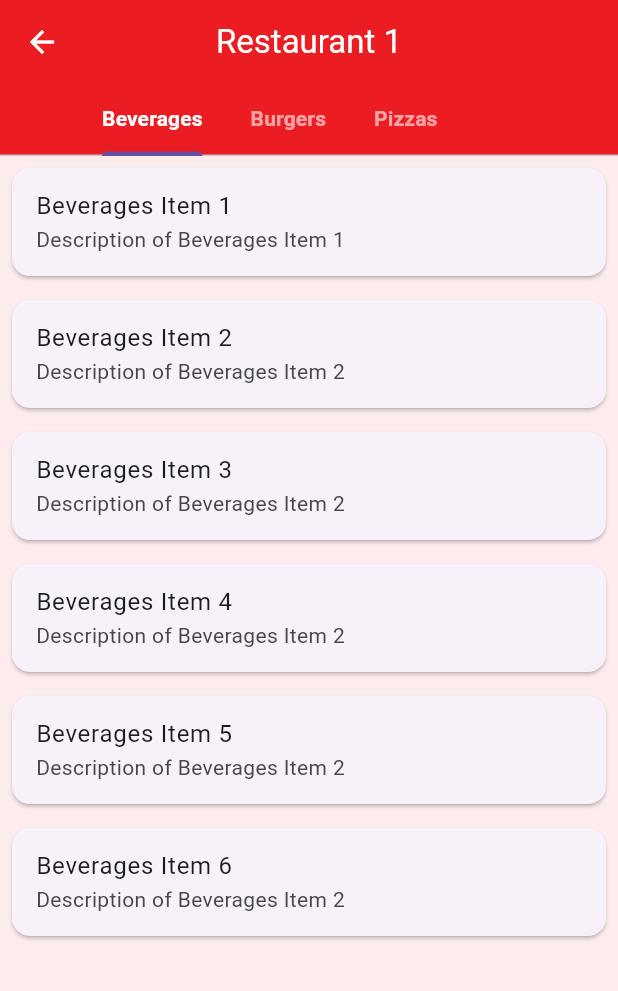
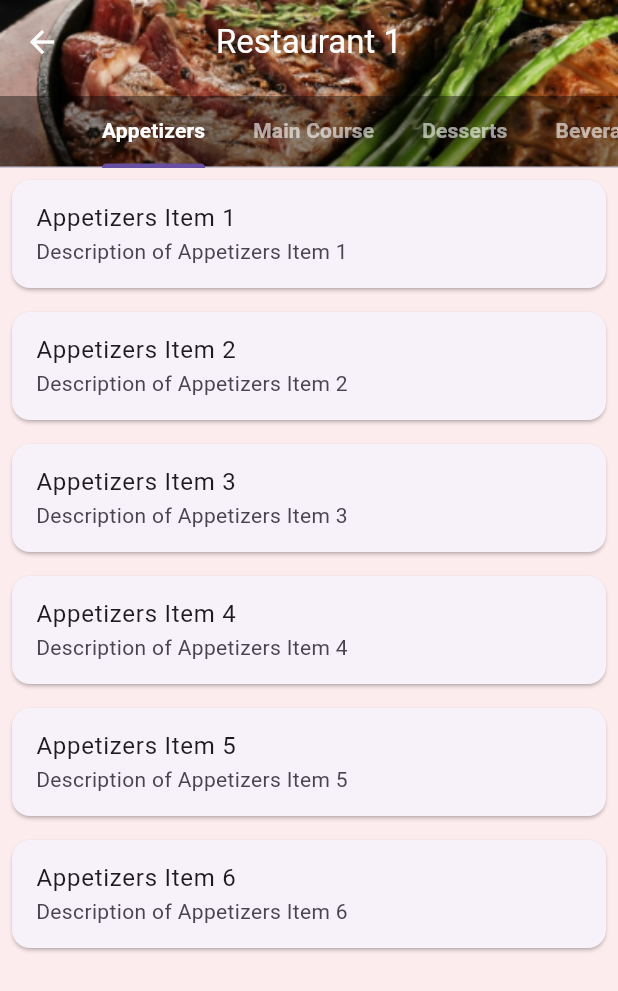
Before and after one commit to atiqahmad919/FDS, a Flutter app: the RestaurantListScreen screen opened directly, after a tap on "Restaurant 1", on a phone screen of 412 x 824 dp. Shown: the top 991 px of the screen. Run offline on Flutter 3.47's test engine with Material 3 defaults, Android fonts, the phone set to English and light mode, and no system bars.

Commit message:
18-07-2024 [Minor changes in UI]

```diff
--- a/lib/Screens/List_of_Restaurants_2.dart
+++ b/lib/Screens/List_of_Restaurants_2.dart
@@ -1,47 +1,3 @@
-// import 'package:fds/Screens/Restaurant.dart';
-// import 'package:fds/constants.dart';
-// import 'package:flutter/material.dart';
-//
-// class List_of_Restaurants_2 extends StatelessWidget {
-//   final List<Map<String, String>> sampleData = List.generate(9, (index) {
-//     return {
-//       'title': 'Its Eatoo ${index + 1}',
-//       'imagePath': 'assets/images/icon_Restaurant_${index + 1}.png',
-//       'Description':
-//           'Pizza, Burger, Fries, Steaks, Chicken, Desserts, Cold Drinks',
-//     };
-//   });
-//
-//   List_of_Restaurants_2({super.key});
-//
-//   @override
-//   Widget build(BuildContext context) {
-//     return SafeArea(
-//       child: Scaffold(
-//         backgroundColor: kSecondary,
-//         body: ListView.builder(
-//           itemCount: sampleData.length,
-//           itemBuilder: (context, index) {
-//             return GestureDetector(
-//               onTap: () {
-//                 Navigator.push(
-//                   context,
-//                   MaterialPageRoute(builder: (context) => const Restaurant()),
-//                 );
-//               },
-//               child: RestCard(
-//                 cardTitle: sampleData[index]['title']!,
-//                 imagePath: sampleData[index]['imagePath']!,
-//                 restDescription: sampleData[index]['Description']!,
-//               ),
-//             );
-//           },
-//         ),
-//       ),
-//     );
-//   }
-// }
-
 import 'package:fds/Screens/RestaurantDetailScreen.dart';
 import 'package:flutter/material.dart';
 import 'package:fds/constants.dart';
@@ -52,7 +8,14 @@ class RestaurantListScreen extends StatelessWidget {
     {
       'name': 'Restaurant 1',
       'imageUrl': 'assets/images/icon_Restaurant_1.png',
-      'menuCategories': ['Beverages', 'Burgers', 'Pizzas']
+      'menuCategories': [
+        'Appetizers',
+        'Main Course',
+        'Desserts',
+        'Beverages',
+        'Burgers',
+        'Pizzas'
+      ]
     },
     {
       'name': 'Restaurant 2',
@@ -128,15 +91,17 @@ class RestaurantListScreen extends StatelessWidget {
     },
   ];
 
+  RestaurantListScreen({super.key});
+
   @override
   Widget build(BuildContext context) {
     return Scaffold(
       backgroundColor: kSecondary,
       appBar: AppBar(
         centerTitle: true,
-        iconTheme: IconThemeData(color: kWhite),
+        iconTheme: const IconThemeData(color: kWhite),
         backgroundColor: kPrimary,
-        title: Text(
+        title: const Text(
           'Restaurants',
           style: TextStyle(color: kWhite),
         ),
@@ -145,16 +110,7 @@ class RestaurantListScreen extends StatelessWidget {
         itemCount: restaurants.length,
         itemBuilder: (context, index) {
           final restaurant = restaurants[index];
-          return Card(
-            elevation: 3,
-            margin: EdgeInsets.all(8.0),
-            child: Padding(
-              padding:
-                  const EdgeInsets.symmetric(horizontal: 0.0, vertical: 16),
-              child: ListTile(
-                leading: Image.asset(restaurant['imageUrl']),
-                title: Text(restaurant['name']),
-                subtitle: Text('Description of ${restaurant['name']}'),
+          return GestureDetector(
             onTap: () {
               Navigator.push(
                 context,
@@ -168,6 +124,58 @@ class RestaurantListScreen extends StatelessWidget {
                 ),
               );
             },
+            child: Card(
+              elevation: 4.0,
+              shape: RoundedRectangleBorder(
+                borderRadius: BorderRadius.circular(10.0),
+              ),
+              child: Container(
+                height: 130,
+                child: Row(
+                  children: [
+                    Expanded(
+                      flex: 2,
+                      child: ClipRRect(
+                        borderRadius: const BorderRadius.only(
+                          topLeft: Radius.circular(10.0),
+                          bottomLeft: Radius.circular(10.0),
+                        ),
+                        child: Image.asset(
+                          restaurant['imageUrl'],
+                          fit: BoxFit.cover,
+                          height: double.infinity,
+                        ),
+                      ),
+                    ),
+                    Expanded(
+                      flex: 3,
+                      child: Padding(
+                        padding: const EdgeInsets.all(16.0),
+                        child: Column(
+                          crossAxisAlignment: CrossAxisAlignment.start,
+                          mainAxisAlignment: MainAxisAlignment.center,
+                          children: [
+                            Text(
+                              restaurant['name'],
+                              style: const TextStyle(
+                                fontSize: 20,
+                                fontWeight: FontWeight.bold,
+                              ),
+                            ),
+                            const SizedBox(height: 8),
+                            Text(
+                              'Description of ${restaurant['name']}',
+                              style: TextStyle(
+                                fontSize: 16,
+                                color: Colors.grey[600],
+                              ),
+                            ),
+                          ],
+                        ),
+                      ),
+                    ),
+                  ],
+                ),
               ),
             ),
           );
--- a/lib/Screens/RestaurantDetailScreen.dart
+++ b/lib/Screens/RestaurantDetailScreen.dart
@@ -1,16 +1,17 @@
+import 'package:flutter/material.dart';
 import 'package:fds/constants.dart';
-import 'package:flutter/material.dart';
 
 class RestaurantDetailScreen extends StatelessWidget {
   final String imageUrl;
   final String name;
   final List<String> menuCategories;
 
-  const RestaurantDetailScreen(
-      {super.key,
-      required this.imageUrl,
-      required this.name,
-      required this.menuCategories});
+  const RestaurantDetailScreen({
+    super.key,
+    required this.imageUrl,
+    required this.name,
+    required this.menuCategories,
+  });
 
   @override
   Widget build(BuildContext context) {
@@ -32,15 +33,29 @@ class RestaurantDetailScreen extends StatelessWidget {
               Navigator.pop(context);
             },
           ),
-          bottom: TabBar(
-            unselectedLabelColor: Colors.white60,
-            // labelColor: kWhite,
-            labelStyle:
-                TextStyle(color: Colors.white, fontWeight: FontWeight.bold),
-            // dividerColor: kWhite,
-            isScrollable: true,
-            tabs:
-                menuCategories.map((category) => Tab(text: category)).toList(),
+          flexibleSpace: FlexibleSpaceBar(
+            background: Image.asset(
+              imageUrl,
+              fit: BoxFit.cover,
+            ),
+            collapseMode: CollapseMode.parallax,
+          ),
+          bottom: PreferredSize(
+            preferredSize: Size.fromHeight(kToolbarHeight),
+            child: Container(
+              color: Colors.black.withOpacity(0.4), // Light shade of black
+              child: TabBar(
+                unselectedLabelColor: Colors.white60,
+                labelStyle: TextStyle(
+                  color: Colors.white,
+                  fontWeight: FontWeight.bold,
+                ),
+                isScrollable: true,
+                tabs: menuCategories
+                    .map((category) => Tab(text: category))
+                    .toList(),
+              ),
+            ),
           ),
         ),
         body: TabBarView(
@@ -56,7 +71,7 @@ class RestaurantDetailScreen extends StatelessWidget {
 class MenuCategoryPage extends StatelessWidget {
   final String category;
 
-  MenuCategoryPage({required this.category});
+  const MenuCategoryPage({super.key, required this.category});
 
   @override
   Widget build(BuildContext context) {
@@ -72,19 +87,19 @@ class MenuCategoryPage extends StatelessWidget {
       },
       {
         'name': '$category Item 3',
-        'description': 'Description of $category Item 2'
+        'description': 'Description of $category Item 3'
       },
       {
         'name': '$category Item 4',
-        'description': 'Description of $category Item 2'
+        'description': 'Description of $category Item 4'
       },
       {
         'name': '$category Item 5',
-        'description': 'Description of $category Item 2'
+        'description': 'Description of $category Item 5'
       },
       {
         'name': '$category Item 6',
-        'description': 'Description of $category Item 2'
+        'description': 'Description of $category Item 6'
       },
     ];
 
@@ -102,3 +117,115 @@ class MenuCategoryPage extends StatelessWidget {
     );
   }
 }
+
+// import 'package:fds/constants.dart';
+// import 'package:flutter/material.dart';
+//
+// class RestaurantDetailScreen extends StatelessWidget {
+//   final String imageUrl;
+//   final String name;
+//   final List<String> menuCategories;
+//
+//   const RestaurantDetailScreen(
+//       {super.key,
+//       required this.imageUrl,
+//       required this.name,
+//       required this.menuCategories});
+//
+//   @override
+//   Widget build(BuildContext context) {
+//     return DefaultTabController(
+//       length: menuCategories.length,
+//       child: Scaffold(
+//         backgroundColor: kSecondary,
+//         appBar: AppBar(
+//           iconTheme: IconThemeData(color: kWhite),
+//           centerTitle: true,
+//           backgroundColor: kPrimary,
+//           title: Text(
+//             name,
+//             style: TextStyle(color: kWhite),
+//           ),
+//           leading: IconButton(
+//             icon: Icon(Icons.arrow_back),
+//             onPressed: () {
+//               Navigator.pop(context);
+//             },
+//           ),
+//           bottom: TabBar(
+//             unselectedLabelColor: Colors.white60,
+//             // labelColor: kWhite,
+//             labelStyle:
+//                 TextStyle(color: Colors.white, fontWeight: FontWeight.bold),
+//             // dividerColor: kWhite,
+//             isScrollable: true,
+//             tabs:
+//                 menuCategories.map((category) => Tab(text: category)).toList(),
+//           ),
+//           flexibleSpace: FlexibleSpaceBar(
+//             background: Image.asset(
+//               imageUrl,
+//               fit: BoxFit.cover,
+//             ),
+//             collapseMode: CollapseMode.parallax,
+//           ),
+//         ),
+//         body: TabBarView(
+//           children: menuCategories
+//               .map((category) => MenuCategoryPage(category: category))
+//               .toList(),
+//         ),
+//       ),
+//     );
+//   }
+// }
+//
+// class MenuCategoryPage extends StatelessWidget {
+//   final String category;
+//
+//   const MenuCategoryPage({super.key, required this.category});
+//
+//   @override
+//   Widget build(BuildContext context) {
+//     // Dummy data for sub-items
+//     final List<Map<String, String>> subItems = [
+//       {
+//         'name': '$category Item 1',
+//         'description': 'Description of $category Item 1'
+//       },
+//       {
+//         'name': '$category Item 2',
+//         'description': 'Description of $category Item 2'
+//       },
+//       {
+//         'name': '$category Item 3',
+//         'description': 'Description of $category Item 2'
+//       },
+//       {
+//         'name': '$category Item 4',
+//         'description': 'Description of $category Item 2'
+//       },
+//       {
+//         'name': '$category Item 5',
+//         'description': 'Description of $category Item 2'
+//       },
+//       {
+//         'name': '$category Item 6',
+//         'description': 'Description of $category Item 2'
+//       },
+//     ];
+//
+//     return ListView.builder(
+//       itemCount: subItems.length,
+//       itemBuilder: (context, index) {
+//         return Card(
+//           margin: EdgeInsets.all(8.0),
+//           child: ListTile(
+//             title: Text(subItems[index]['name']!),
+//             subtitle: Text(subItems[index]['description']!),
+//           ),
+//         );
+//       },
+//     );
+//   }
+// }
```
Lines whose indentation alone changed are shown as unchanged.
